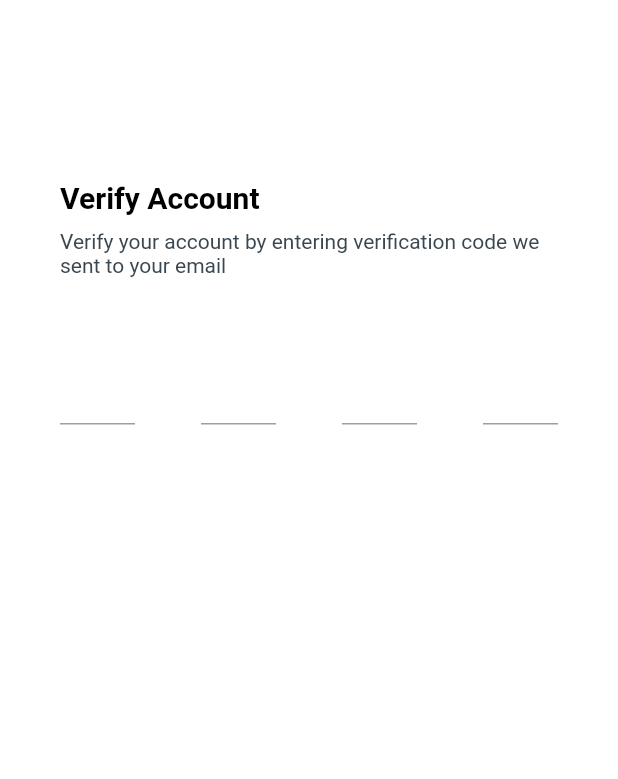
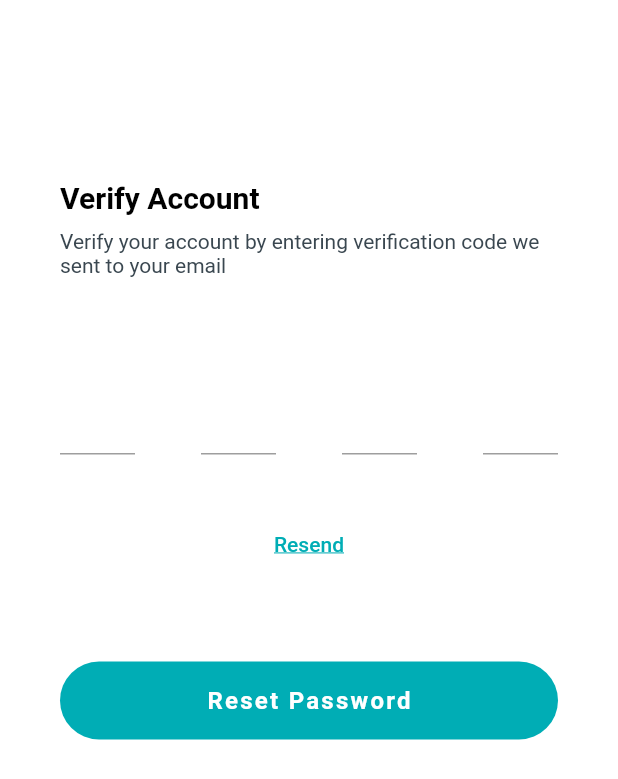
Before and after one commit to mnsterv09/Flutter-Projects, a Flutter app: the VerifyAccount screen opened directly, on a phone screen of 412 x 824 dp. Shown: the top 779 px of the screen. Run offline on Flutter 3.47's test engine with Material 2 defaults, Android fonts, the phone set to English and light mode, and no system bars; our stand-ins replace introduction_screen; Roboto replaces fonts that are missing (Montserrat); project files that could hold a hidden picture were left out.

Commit message:
mycoach_app

```diff
--- a/mycoach_app/mycoach_app/lib/screens/verify_account_page.dart
+++ b/mycoach_app/mycoach_app/lib/screens/verify_account_page.dart
@@ -1,6 +1,8 @@
 import 'package:flutter/material.dart';
 import 'package:flutter/services.dart';
 import 'package:mycoach_app/components/otp_form_component.dart';
+import 'package:mycoach_app/widgets/resend_form.dart';
+import 'package:mycoach_app/widgets/reset_password_button.dart';
 
 class VerifyAccount extends StatefulWidget {
   const VerifyAccount({Key? key}) : super(key: key);
@@ -53,8 +55,8 @@ class _VerifyAccountState extends State<VerifyAccount> {
                       const SizedBox(height: 10.0),
                       Column(
                         crossAxisAlignment: CrossAxisAlignment.start,
-                        children: const <Widget>[
-                          Text(
+                        children: <Widget>[
+                          const Text(
                             'Verify your account by entering verification code we sent to your email',
                             style: TextStyle(
                               color: Color.fromRGBO(58, 71, 80, 1),
@@ -63,8 +65,12 @@ class _VerifyAccountState extends State<VerifyAccount> {
                               fontWeight: FontWeight.w400,
                             ),
                           ),
-                          SizedBox(height: 50),
-                          OtpForm(),
+                          const SizedBox(height: 70),
+                          const OtpForm(),
+                          const SizedBox(height: 50),
+                          ResendFormButton(),
+                          const SizedBox(height: 70),
+                          ResetPasswordButtonForm(),
                         ],
                       ),
                     ],
--- /dev/null
+++ b/mycoach_app/mycoach_app/lib/widgets/resend_form.dart
@@ -0,0 +1,36 @@
+import 'package:flutter/material.dart';
+
+class ResendFormButton extends StatefulWidget {
+  const ResendFormButton({Key? key}) : super(key: key);
+
+  @override
+  State<ResendFormButton> createState() => _ResendFormButtonState();
+}
+
+class _ResendFormButtonState extends State<ResendFormButton> {
+  @override
+  Widget build(BuildContext context) {
+    return GestureDetector(
+      onTap: () => ('Resend Button Pressed'),
+      child: Align(
+        alignment: Alignment.center,
+        child: RichText(
+          text: const TextSpan(
+            children: [
+              TextSpan(
+                text: 'Resend',
+                style: TextStyle(
+                  color: Color.fromRGBO(0, 173, 181, 1),
+                  fontSize: 14.0,
+                  fontFamily: 'Montserrat',
+                  fontWeight: FontWeight.w500,
+                  decoration: TextDecoration.underline,
+                ),
+              ),
+            ],
+          ),
+        ),
+      ),
+    );
+  }
+}
--- /dev/null
+++ b/mycoach_app/mycoach_app/lib/widgets/reset_password_button.dart
@@ -0,0 +1,9 @@
+import 'package:flutter/material.dart';
+import 'package:mycoach_app/components/button_component.dart';
+
+Widget ResetPasswordButtonForm() {
+  return ButtonComponent(
+    onTap: () => ('Reset Password Button Pressed'),
+    label: 'Reset Password',
+  );
+}
```
